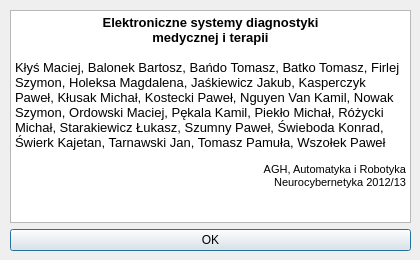
This is EKG/Views/about.ui in qwerty90/ProjektEKG as Qt 5 draws it before an edit. The edited form follows.
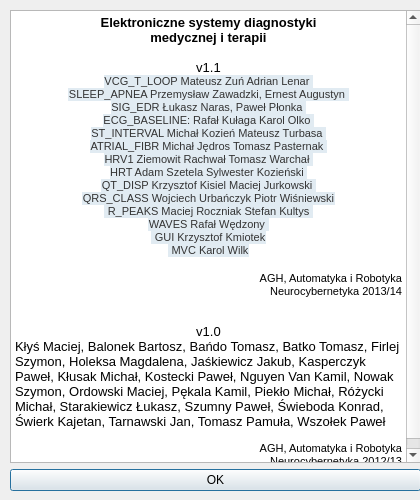
This is the edited form. Icons and pictures are not drawn.

Commit message: Piszcie jak kogos pominalem w oknie About

What changed in the file:
```diff
--- a/EKG/Views/about.ui
+++ b/EKG/Views/about.ui
@@ -7,7 +7,7 @@
     <x>0</x>
     <y>0</y>
     <width>420</width>
-    <height>260</height>
+    <height>500</height>
    </rect>
   </property>
   <property name="sizePolicy">
@@ -19,13 +19,13 @@
   <property name="minimumSize">
    <size>
     <width>420</width>
-    <height>260</height>
+    <height>500</height>
    </size>
   </property>
   <property name="maximumSize">
    <size>
     <width>420</width>
-    <height>260</height>
+    <height>500</height>
    </size>
   </property>
   <property name="windowTitle">
@@ -40,8 +40,8 @@
     <rect>
      <x>10</x>
      <y>10</y>
-     <width>401</width>
-     <height>241</height>
+     <width>411</width>
+     <height>481</height>
     </rect>
    </property>
    <layout class="QVBoxLayout" name="verticalLayout">
@@ -55,6 +55,27 @@
 &lt;p align=&quot;center&quot; style=&quot; margin-top:0px; margin-bottom:0px; margin-left:0px; margin-right:0px; -qt-block-indent:0; text-indent:0px;&quot;&gt;&lt;span style=&quot; font-size:10pt; font-weight:600;&quot;&gt;Elektroniczne systemy diagnostyki&lt;/span&gt;&lt;/p&gt;
 &lt;p align=&quot;center&quot; style=&quot; margin-top:0px; margin-bottom:0px; margin-left:0px; margin-right:0px; -qt-block-indent:0; text-indent:0px;&quot;&gt;&lt;span style=&quot; font-size:10pt; font-weight:600;&quot;&gt;medycznej i terapii&lt;/span&gt;&lt;/p&gt;
 &lt;p align=&quot;center&quot; style=&quot;-qt-paragraph-type:empty; margin-top:0px; margin-bottom:0px; margin-left:0px; margin-right:0px; -qt-block-indent:0; text-indent:0px; font-size:10pt;&quot;&gt;&lt;br /&gt;&lt;/p&gt;
+&lt;p align=&quot;center&quot; style=&quot; margin-top:0px; margin-bottom:0px; margin-left:0px; margin-right:0px; -qt-block-indent:0; text-indent:0px;&quot;&gt;&lt;span style=&quot; font-size:10pt;&quot;&gt;v1.1&lt;/span&gt;&lt;/p&gt;
+&lt;p align=&quot;center&quot; style=&quot; margin-top:0px; margin-bottom:0px; margin-left:0px; margin-right:0px; -qt-block-indent:0; text-indent:0px;&quot;&gt;&lt;span style=&quot; font-family:'Lucida Grande,Trebuchet MS,Verdana,Helvetica,Arial,sans-serif'; font-size:8pt; color:#333333; background-color:#e1ebf2;&quot;&gt;VCG_T_LOOP Mateusz Zuń Adrian Lenar &lt;/span&gt;&lt;/p&gt;
+&lt;p align=&quot;center&quot; style=&quot; margin-top:0px; margin-bottom:0px; margin-left:0px; margin-right:0px; -qt-block-indent:0; text-indent:0px;&quot;&gt;&lt;span style=&quot; font-family:'Lucida Grande,Trebuchet MS,Verdana,Helvetica,Arial,sans-serif'; font-size:8pt; color:#333333; background-color:#e1ebf2;&quot;&gt;SLEEP_APNEA Przemysław Zawadzki, Ernest Augustyn &lt;/span&gt;&lt;/p&gt;
+&lt;p align=&quot;center&quot; style=&quot; margin-top:0px; margin-bottom:0px; margin-left:0px; margin-right:0px; -qt-block-indent:0; text-indent:0px;&quot;&gt;&lt;span style=&quot; font-family:'Lucida Grande,Trebuchet MS,Verdana,Helvetica,Arial,sans-serif'; font-size:8pt; color:#333333; background-color:#e1ebf2;&quot;&gt;SIG_EDR Łukasz Naras, Paweł Płonka &lt;/span&gt;&lt;/p&gt;
+&lt;p align=&quot;center&quot; style=&quot; margin-top:0px; margin-bottom:0px; margin-left:0px; margin-right:0px; -qt-block-indent:0; text-indent:0px;&quot;&gt;&lt;span style=&quot; font-family:'Lucida Grande,Trebuchet MS,Verdana,Helvetica,Arial,sans-serif'; font-size:8pt; color:#333333; background-color:#e1ebf2;&quot;&gt;ECG_BASELINE: Rafał Kułaga Karol Olko &lt;/span&gt;&lt;/p&gt;
+&lt;p align=&quot;center&quot; style=&quot; margin-top:0px; margin-bottom:0px; margin-left:0px; margin-right:0px; -qt-block-indent:0; text-indent:0px;&quot;&gt;&lt;span style=&quot; font-family:'Lucida Grande,Trebuchet MS,Verdana,Helvetica,Arial,sans-serif'; font-size:8pt; color:#333333; background-color:#e1ebf2;&quot;&gt;ST_INTERVAL Michał Kozień Mateusz Turbasa &lt;/span&gt;&lt;/p&gt;
+&lt;p align=&quot;center&quot; style=&quot; margin-top:0px; margin-bottom:0px; margin-left:0px; margin-right:0px; -qt-block-indent:0; text-indent:0px;&quot;&gt;&lt;span style=&quot; font-family:'Lucida Grande,Trebuchet MS,Verdana,Helvetica,Arial,sans-serif'; font-size:8pt; color:#333333; background-color:#e1ebf2;&quot;&gt;ATRIAL_FIBR Michał Jędros Tomasz Pasternak &lt;/span&gt;&lt;/p&gt;
+&lt;p align=&quot;center&quot; style=&quot; margin-top:0px; margin-bottom:0px; margin-left:0px; margin-right:0px; -qt-block-indent:0; text-indent:0px;&quot;&gt;&lt;span style=&quot; font-family:'Lucida Grande,Trebuchet MS,Verdana,Helvetica,Arial,sans-serif'; font-size:8pt; color:#333333; background-color:#e1ebf2;&quot;&gt;HRV1 Ziemowit Rachwał Tomasz Warchał &lt;/span&gt;&lt;/p&gt;
+&lt;p align=&quot;center&quot; style=&quot; margin-top:0px; margin-bottom:0px; margin-left:0px; margin-right:0px; -qt-block-indent:0; text-indent:0px;&quot;&gt;&lt;span style=&quot; font-family:'Lucida Grande,Trebuchet MS,Verdana,Helvetica,Arial,sans-serif'; font-size:8pt; color:#333333; background-color:#e1ebf2;&quot;&gt;HRT Adam Szetela Sylwester Kozieński &lt;/span&gt;&lt;/p&gt;
+&lt;p align=&quot;center&quot; style=&quot; margin-top:0px; margin-bottom:0px; margin-left:0px; margin-right:0px; -qt-block-indent:0; text-indent:0px;&quot;&gt;&lt;span style=&quot; font-family:'Lucida Grande,Trebuchet MS,Verdana,Helvetica,Arial,sans-serif'; font-size:8pt; color:#333333; background-color:#e1ebf2;&quot;&gt;QT_DISP Krzysztof Kisiel Maciej Jurkowski &lt;/span&gt;&lt;/p&gt;
+&lt;p align=&quot;center&quot; style=&quot; margin-top:0px; margin-bottom:0px; margin-left:0px; margin-right:0px; -qt-block-indent:0; text-indent:0px;&quot;&gt;&lt;span style=&quot; font-family:'Lucida Grande,Trebuchet MS,Verdana,Helvetica,Arial,sans-serif'; font-size:8pt; color:#333333; background-color:#e1ebf2;&quot;&gt;QRS_CLASS Wojciech Urbańczyk Piotr Wiśniewski&lt;/span&gt;&lt;/p&gt;
+&lt;p align=&quot;center&quot; style=&quot; margin-top:0px; margin-bottom:0px; margin-left:0px; margin-right:0px; -qt-block-indent:0; text-indent:0px;&quot;&gt;&lt;span style=&quot; font-family:'Lucida Grande,Trebuchet MS,Verdana,Helvetica,Arial,sans-serif'; font-size:8pt; color:#333333; background-color:#e1ebf2;&quot;&gt; R_PEAKS Maciej Roczniak Stefan Kultys &lt;/span&gt;&lt;/p&gt;
+&lt;p align=&quot;center&quot; style=&quot; margin-top:0px; margin-bottom:0px; margin-left:0px; margin-right:0px; -qt-block-indent:0; text-indent:0px;&quot;&gt;&lt;span style=&quot; font-family:'Lucida Grande,Trebuchet MS,Verdana,Helvetica,Arial,sans-serif'; font-size:8pt; color:#333333; background-color:#e1ebf2;&quot;&gt;WAVES Rafał Wędzony &lt;/span&gt;&lt;/p&gt;
+&lt;p align=&quot;center&quot; style=&quot; margin-top:0px; margin-bottom:0px; margin-left:0px; margin-right:0px; -qt-block-indent:0; text-indent:0px;&quot;&gt;&lt;span style=&quot; font-family:'Lucida Grande,Trebuchet MS,Verdana,Helvetica,Arial,sans-serif'; font-size:8pt; color:#333333; background-color:#e1ebf2;&quot;&gt; GUI Krzysztof Kmiotek&lt;/span&gt;&lt;/p&gt;
+&lt;p align=&quot;center&quot; style=&quot; margin-top:0px; margin-bottom:0px; margin-left:0px; margin-right:0px; -qt-block-indent:0; text-indent:0px;&quot;&gt;&lt;span style=&quot; font-family:'Lucida Grande,Trebuchet MS,Verdana,Helvetica,Arial,sans-serif'; font-size:8pt; color:#333333; background-color:#e1ebf2;&quot;&gt; MVC Karol Wilk&lt;/span&gt;&lt;/p&gt;
+&lt;p align=&quot;center&quot; style=&quot;-qt-paragraph-type:empty; margin-top:0px; margin-bottom:0px; margin-left:0px; margin-right:0px; -qt-block-indent:0; text-indent:0px; font-size:10pt;&quot;&gt;&lt;br /&gt;&lt;/p&gt;
+&lt;p align=&quot;right&quot; style=&quot; margin-top:0px; margin-bottom:0px; margin-left:0px; margin-right:0px; -qt-block-indent:0; text-indent:0px;&quot;&gt;&lt;span style=&quot; font-size:8pt;&quot;&gt;AGH, Automatyka i Robotyka&lt;/span&gt;&lt;/p&gt;
+&lt;p align=&quot;right&quot; style=&quot; margin-top:0px; margin-bottom:0px; margin-left:0px; margin-right:0px; -qt-block-indent:0; text-indent:0px;&quot;&gt;&lt;span style=&quot; font-size:8pt;&quot;&gt;Neurocybernetyka 2013/14&lt;/span&gt;&lt;/p&gt;
+&lt;p align=&quot;right&quot; style=&quot;-qt-paragraph-type:empty; margin-top:0px; margin-bottom:0px; margin-left:0px; margin-right:0px; -qt-block-indent:0; text-indent:0px; font-size:8pt;&quot;&gt;&lt;br /&gt;&lt;/p&gt;
+&lt;p align=&quot;right&quot; style=&quot;-qt-paragraph-type:empty; margin-top:0px; margin-bottom:0px; margin-left:0px; margin-right:0px; -qt-block-indent:0; text-indent:0px; font-size:8pt;&quot;&gt;&lt;br /&gt;&lt;/p&gt;
+&lt;p align=&quot;center&quot; style=&quot; margin-top:0px; margin-bottom:0px; margin-left:0px; margin-right:0px; -qt-block-indent:0; text-indent:0px;&quot;&gt;&lt;span style=&quot; font-size:10pt;&quot;&gt;v1.0&lt;/span&gt;&lt;/p&gt;
 &lt;p style=&quot; margin-top:0px; margin-bottom:0px; margin-left:0px; margin-right:0px; -qt-block-indent:0; text-indent:0px;&quot;&gt;&lt;span style=&quot; font-size:10pt;&quot;&gt;Kłyś Maciej, Balonek Bartosz, Bańdo Tomasz, Batko Tomasz, Firlej Szymon, Holeksa Magdalena, Jaśkiewicz Jakub, Kasperczyk Paweł, Kłusak Michał, Kostecki Paweł, Nguyen Van Kamil, Nowak Szymon, Ordowski Maciej, Pękala Kamil, Piekło Michał, Różycki Michał, Starakiewicz Łukasz, Szumny Paweł, Świeboda Konrad, Świerk Kajetan, Tarnawski Jan, Tomasz Pamuła, Wszołek Paweł&lt;/span&gt;&lt;/p&gt;
 &lt;p style=&quot;-qt-paragraph-type:empty; margin-top:0px; margin-bottom:0px; margin-left:0px; margin-right:0px; -qt-block-indent:0; text-indent:0px; font-size:8pt;&quot;&gt;&lt;br /&gt;&lt;/p&gt;
 &lt;p align=&quot;right&quot; style=&quot; margin-top:0px; margin-bottom:0px; margin-left:0px; margin-right:0px; -qt-block-indent:0; text-indent:0px;&quot;&gt;&lt;span style=&quot; font-size:8pt;&quot;&gt;AGH, Automatyka i Robotyka&lt;/span&gt;&lt;/p&gt;
```
The commit also changes 2 other files.
